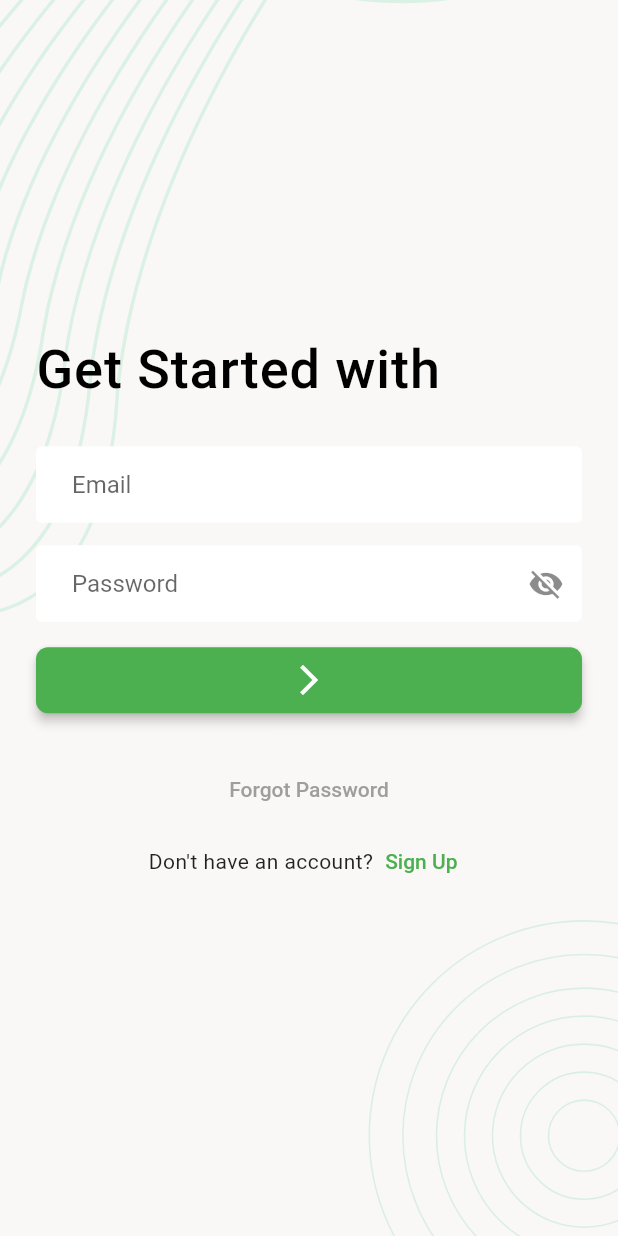
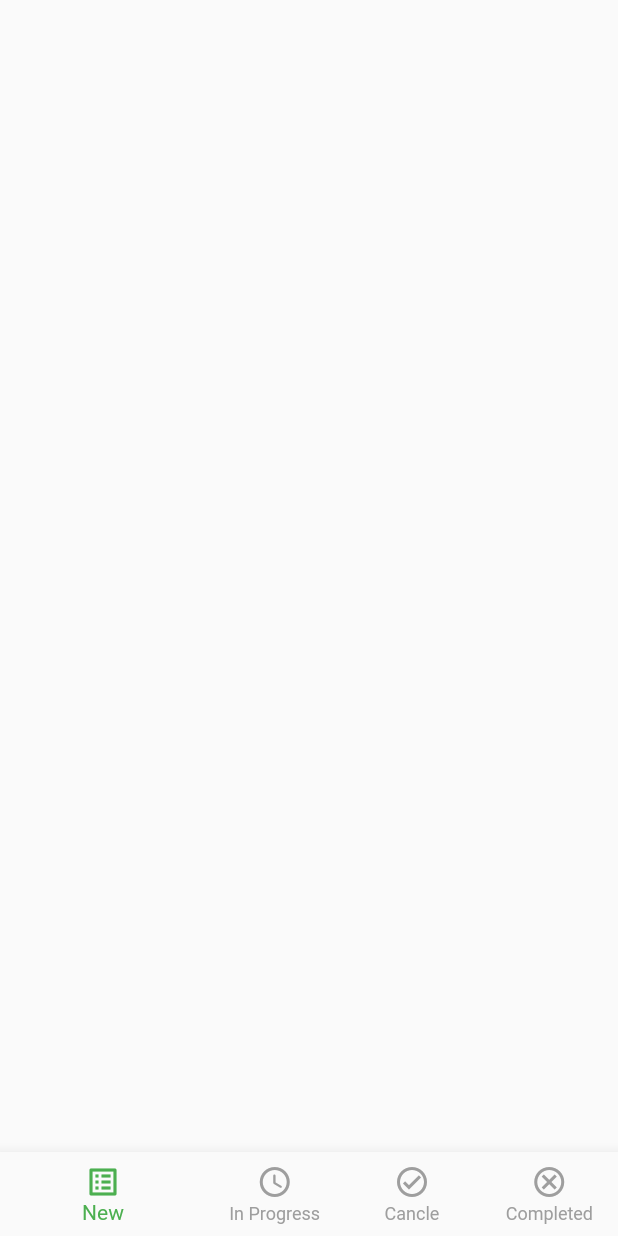
Before and after one commit to musfique113/TaskTracker, a Flutter app: the screen it shows after launch, after a tap on the "arrow forward ios" icon, on a phone screen of 412 x 824 dp. Run offline on Flutter 3.47's test engine with Material 2 defaults, Android fonts, the phone set to English and light mode, and no system bars; our stand-ins replace flutter_svg, pin_code_fields.

Commit message:
added the bottom navebar

```diff
--- /dev/null
+++ b/lib/ui/presentation/screens/bottom_nav_bar_screen.dart
@@ -0,0 +1,30 @@
+import 'package:flutter/material.dart';
+
+class BottomNavbarScreen extends StatefulWidget {
+  const BottomNavbarScreen({super.key});
+
+  @override
+  State<BottomNavbarScreen> createState() => _BottomNavbarScreenState();
+}
+
+class _BottomNavbarScreenState extends State<BottomNavbarScreen> {
+  @override
+  Widget build(BuildContext context) {
+    return Scaffold(
+      bottomNavigationBar: BottomNavigationBar(
+        unselectedItemColor:Colors.grey ,
+        unselectedLabelStyle: TextStyle(
+          color: Colors.grey
+        ),
+        showUnselectedLabels: true,
+        selectedItemColor: Colors.green,
+        items: [
+          BottomNavigationBarItem(icon: Icon(Icons.list_alt),label: "New"),
+          BottomNavigationBarItem(icon: Icon(Icons.access_time_rounded),label: "In Progress"),
+          BottomNavigationBarItem(icon: Icon(Icons.check_circle_outlined), label: "Cancle"),
+          BottomNavigationBarItem(icon: Icon(Icons.cancel_outlined),label: "Completed"),
+        ],
+      ),
+    );
+  }
+}
--- a/lib/ui/presentation/screens/sign_in_screen.dart
+++ b/lib/ui/presentation/screens/sign_in_screen.dart
@@ -2,6 +2,8 @@ import 'package:flutter/material.dart';
 import 'package:taskmanager_ostad/ui/presentation/screens/email_verification_screen.dart';
 import 'package:taskmanager_ostad/ui/presentation/screens/sign_up_screen.dart';
 import 'package:taskmanager_ostad/ui/presentation/widgets/screen_background.dart';
+
+import 'bottom_nav_bar_screen.dart';
 
 class LoginScreen extends StatefulWidget {
 
@@ -68,7 +70,9 @@ class _LoginScreenState extends State<LoginScreen> {
                 SizedBox(
                   width: double.infinity,
                   child: ElevatedButton(
-                      onPressed: () {},
+                      onPressed: () {
+                        Navigator.pushAndRemoveUntil(context, MaterialPageRoute(builder: (context)=> const BottomNavbarScreen()), (route) => false);
+                      },
                       child: const Icon(Icons.arrow_forward_ios)),
                 ),
                 const SizedBox(
--- a/lib/ui/presentation/screens/sign_up_screen.dart
+++ b/lib/ui/presentation/screens/sign_up_screen.dart
@@ -1,9 +1,10 @@
 import 'package:flutter/material.dart';
-import 'package:taskmanager_ostad/ui/presentation/screens/email_verification_screen.dart';
 import 'package:taskmanager_ostad/ui/presentation/screens/sign_in_screen.dart';
 import 'package:taskmanager_ostad/ui/presentation/widgets/screen_background.dart';
 
 class SignUpScreen extends StatefulWidget {
+  const SignUpScreen({super.key});
+
   // LoginScreen({super.key});
 
   @override
```
